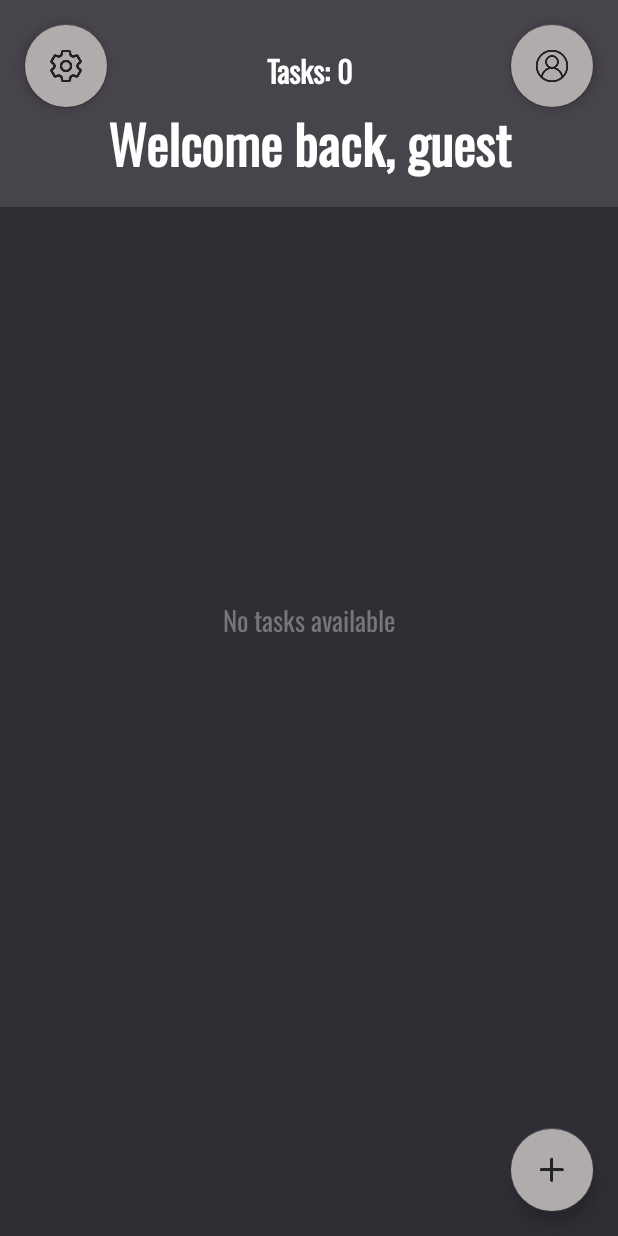
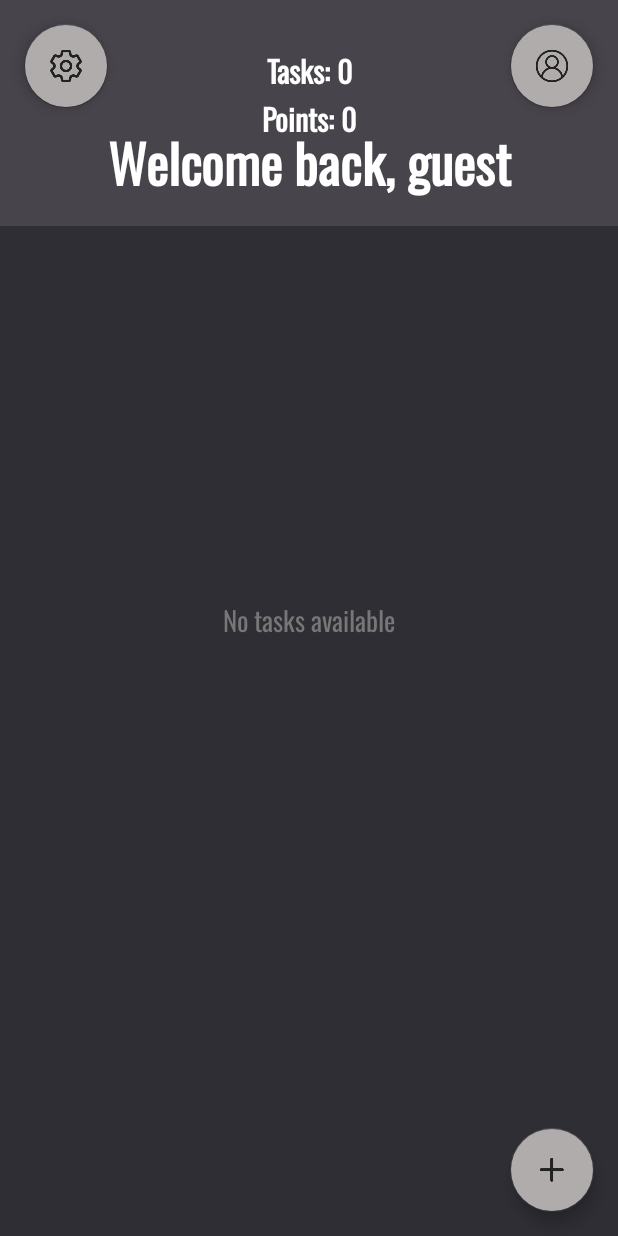
Before and after one commit to moubin52/Taskmanagement, an Android app built with Jetpack Compose: the MainActivity screen opened directly, with no data from a screen before it, on a phone screen of 412 x 824 dp. Run offline under Robolectric (Android 15) with nearby library versions, the phone set to English and light mode, and no system bars; our stand-ins replace Firebase (no records; nobody signed in at launch, a user with empty details on screens opened directly).

Commit message:
Fourth commit

```diff
--- a/app/src/main/java/com/example/taskmanagement/MainActivity.kt
+++ b/app/src/main/java/com/example/taskmanagement/MainActivity.kt
@@ -42,6 +42,7 @@ class MainActivity : AppCompatActivity(), ItemTouchHelperAdapter {
     private lateinit var profileButton: FloatingActionButton
     private val db = FirebaseFirestore.getInstance()
     private val userCollectionRef = db.collection("users")
+    private lateinit var pointsTextView: TextView
 
     override fun onCreate(savedInstanceState: Bundle?) {
         super.onCreate(savedInstanceState)
@@ -53,6 +54,8 @@ class MainActivity : AppCompatActivity(), ItemTouchHelperAdapter {
         textViewWelcome = findViewById(R.id.textViewWelcome)
         profileButton = findViewById(R.id.buttonProfile)
         emptyStateLayout = findViewById(R.id.emptyStateLayout)
+        pointsTextView = findViewById(R.id.pointsTextView)
+
 
         // Retrieve the username and date from the intent extras
         val username = intent.getStringExtra("USERNAME")
@@ -127,7 +130,7 @@ class MainActivity : AppCompatActivity(), ItemTouchHelperAdapter {
         buttonAddTask.setOnClickListener {
             showAddTaskDialog()
         }
-
+        fetchAndDisplayPoints()
         observeTasks()
     }
     override fun onItemDismiss(position: Int) {
@@ -146,8 +149,10 @@ class MainActivity : AppCompatActivity(), ItemTouchHelperAdapter {
                 db.runTransaction { transaction ->
                     val snapshot = transaction.get(userRef)
                     val currentCompletedTasks = snapshot.getLong("completed") ?: 0
+                    val currentPoints = snapshot.getLong("points") ?: 0 // Get current points
                     Log.d(TAG, "Current completed tasks: $currentCompletedTasks")
                     transaction.update(userRef, "completed", currentCompletedTasks + 1)
+                    transaction.update(userRef, "points", currentPoints + 2) // Increment points by 2
                 }
                     .addOnSuccessListener {
                         Log.d(TAG, "User completion count updated successfully")
@@ -162,6 +167,25 @@ class MainActivity : AppCompatActivity(), ItemTouchHelperAdapter {
             }
         } else {
             Log.e(TAG, "Task is null")
+        }
+    }
+
+    private fun fetchAndDisplayPoints() {
+        val userId = FirebaseAuth.getInstance().currentUser?.uid
+        userId?.let { uid ->
+            val db = FirebaseFirestore.getInstance()
+            val userRef = db.collection("users").document(uid)
+
+            userRef.get()
+                .addOnSuccessListener { documentSnapshot ->
+                    if (documentSnapshot.exists()) {
+                        val points = documentSnapshot.getLong("points") ?: 0
+                        pointsTextView.text = "Points: $points"
+                    }
+                }
+                .addOnFailureListener { e ->
+                    Log.e(TAG, "Error fetching points", e)
+                }
         }
     }
 
@@ -228,7 +252,8 @@ class MainActivity : AppCompatActivity(), ItemTouchHelperAdapter {
             val userData = hashMapOf(
                 "userId" to userId,
                 "username" to username,
-                "signUpDate" to signUpDate // Add sign-up date to user data
+                "signUpDate" to signUpDate, // Add sign-up date to user data
+                "points" to 0 // Initialize points to 0 for new users
                 // Add more user data as needed
             )
             db.collection("users").document(userId)
@@ -340,6 +365,21 @@ class MainActivity : AppCompatActivity(), ItemTouchHelperAdapter {
                         .addOnSuccessListener {
                             Log.d(TAG, "DocumentSnapshot added with ID: $taskId")
                             dialog.dismiss()
+                            // Increment points directly here
+                            val userRef = db.collection("users").document(userId)
+                            db.runTransaction { transaction ->
+                                val snapshot = transaction.get(userRef)
+                                val currentPoints = snapshot.getLong("points") ?: 0
+                                transaction.update(userRef, "points", currentPoints + 1) // Increment by 1 points for task creation
+                            }
+                                .addOnSuccessListener {
+                                    Log.d(TAG, "Points incremented successfully")
+                                    fetchAndDisplayPoints()
+
+                                }
+                                .addOnFailureListener { e ->
+                                    Log.e(TAG, "Error incrementing points", e)
+                                }
                         }
                         .addOnFailureListener { e ->
                             // Handle error adding task
@@ -396,14 +436,12 @@ class MainActivity : AppCompatActivity(), ItemTouchHelperAdapter {
                         // Update the UI with the retrieved tasks
                         taskAdapter.updateTasks(tasksList)
                         updateEmptyStateVisibility(tasksList.isEmpty())
-                        updateTaskCount(tasksList.size) // Update task count
+                        updateTaskCount(tasksList.size)// Update task count
+                        fetchAndDisplayPoints()
                     } else {
                         Log.d(TAG, "Current data: null")
                     }
                 }
-        } else {
-            // Handle the case where the user is not logged in
-            // For example, show a login dialog or redirect to the login screen
         }
     }
     private fun updateTaskCount(count: Int) {
@@ -414,6 +452,8 @@ class MainActivity : AppCompatActivity(), ItemTouchHelperAdapter {
         val sdf = SimpleDateFormat("yyyy-MM-dd", Locale.getDefault())
         return sdf.format(date)
     }
+
+
     private fun updateEmptyStateVisibility(isEmpty: Boolean) {
         if (isEmpty) {
             emptyStateLayout.visibility = View.VISIBLE
--- a/app/src/main/res/layout/activity_main.xml
+++ b/app/src/main/res/layout/activity_main.xml
@@ -20,21 +20,35 @@
             android:text="Welcome back, guest"
             android:textSize="35sp"
             android:textAlignment="center"
-            android:paddingTop="65dp"
+            android:paddingTop="78dp"
             android:paddingBottom="16dp"
             android:textColor="#FFFFFF"
             android:textStyle="bold" />
+
+        <TextView
+            android:id="@+id/pointsTextView"
+            android:layout_width="match_parent"
+            android:layout_height="wrap_content"
+            android:layout_below="@id/taskCountTextView"
+            android:textAlignment="center"
+            android:layout_marginStart="0dp"
+            android:layout_marginTop="0dp"
+            android:text="Points: 0"
+            android:textColor="#FFFFFF"
+            android:textSize="20sp"
+            android:textStyle="bold" />
+
         <TextView
             android:id="@+id/taskCountTextView"
             android:layout_width="match_parent"
             android:layout_height="wrap_content"
             android:background="#48444c"
+            android:paddingTop="30dp"
+            android:paddingBottom="0dp"
             android:text="Tasks: 0"
+            android:textAlignment="center"
+            android:textColor="#FFFFFF"
             android:textSize="20sp"
-            android:textAlignment="center"
-            android:paddingTop="30dp"
-            android:paddingBottom="16dp"
-            android:textColor="#FFFFFF"
             android:textStyle="bold" />
 
         <com.google.android.material.floatingactionbutton.FloatingActionButton
```
